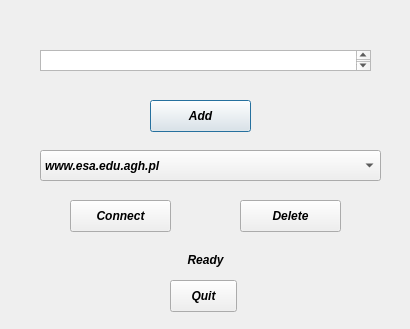
This is src/WCCT.ui in beagaliana/connectivity-checker as Qt 5 draws it before an edit. The edited form follows.
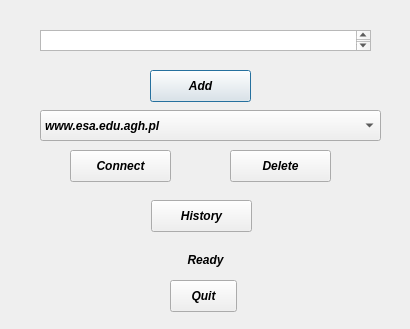
This is the edited form.

Diff of the .ui file:
```diff
--- a/src/WCCT.ui
+++ b/src/WCCT.ui
@@ -42,7 +42,7 @@
    <property name="geometry">
     <rect>
      <x>150</x>
-     <y>100</y>
+     <y>70</y>
      <width>101</width>
      <height>32</height>
     </rect>
@@ -99,7 +99,7 @@
    <property name="geometry">
     <rect>
      <x>40</x>
-     <y>150</y>
+     <y>110</y>
      <width>341</width>
      <height>31</height>
     </rect>
@@ -129,8 +129,8 @@
   <widget class="QPushButton" name="Delete">
    <property name="geometry">
     <rect>
-     <x>240</x>
-     <y>200</y>
+     <x>230</x>
+     <y>150</y>
      <width>101</width>
      <height>32</height>
     </rect>
@@ -143,7 +143,7 @@
    <property name="geometry">
     <rect>
      <x>70</x>
-     <y>200</y>
+     <y>150</y>
      <width>101</width>
      <height>32</height>
     </rect>
@@ -156,12 +156,25 @@
    <property name="geometry">
     <rect>
      <x>40</x>
-     <y>50</y>
+     <y>30</y>
      <width>331</width>
      <height>21</height>
     </rect>
    </property>
   </widget>
+  <widget class="QPushButton" name="History">
+   <property name="geometry">
+    <rect>
+     <x>151</x>
+     <y>200</y>
+     <width>101</width>
+     <height>32</height>
+    </rect>
+   </property>
+   <property name="text">
+    <string>History</string>
+   </property>
+  </widget>
  </widget>
  <resources/>
  <connections>
```
Left out of the diff: 16 changed lines with no effect on the pictures.
